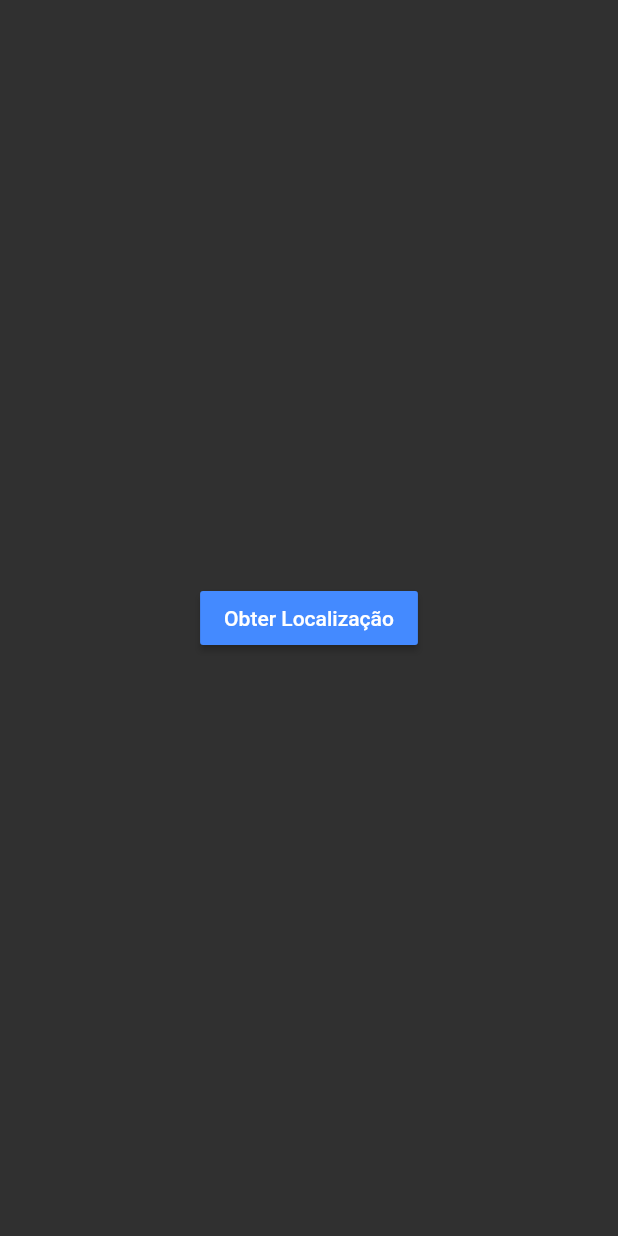
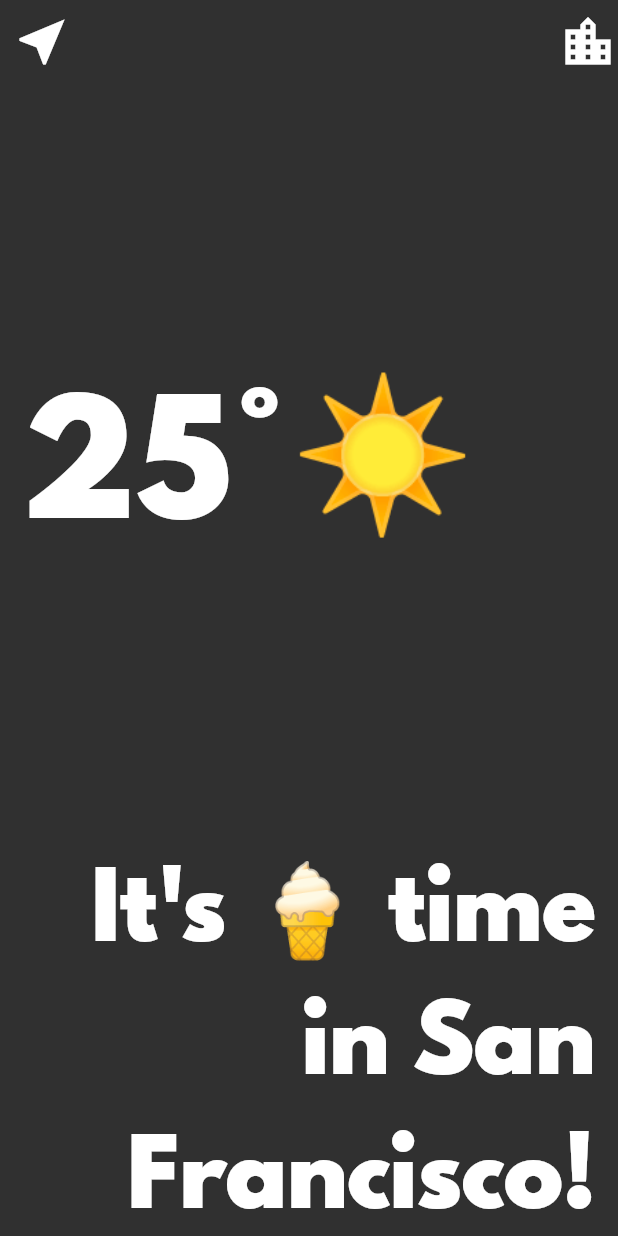
Before and after one commit to joaopaulozorek/flutter-weather, a Flutter app: the screen it shows after launch, on a phone screen of 412 x 824 dp. Run offline on Flutter 3.47's test engine with Material 2 defaults, Android fonts, the phone set to English and light mode, and no system bars.

Commit message:
Edit LocationScreen

```diff
--- a/lib/main.dart
+++ b/lib/main.dart
@@ -1,5 +1,5 @@
 import 'package:flutter/material.dart';
-import 'package:flutter_weather_app/screens/loading_screen.dart';
+import 'package:flutter_weather_app/screens/location_screen.dart';
 
 void main() => runApp(MyApp());
 
@@ -9,7 +9,7 @@ class MyApp extends StatelessWidget {
     return MaterialApp(
       debugShowCheckedModeBanner: false,
       theme: ThemeData.dark(),
-      home: LoadingScreen(),
+      home: LocationScreen(),
     );
   }
 }
--- a/lib/screens/location_screen.dart
+++ b/lib/screens/location_screen.dart
@@ -0,0 +1,69 @@
+import 'package:flutter/material.dart';
+import 'package:flutter_weather_app/utilities/constants.dart';
+
+class LocationScreen extends StatefulWidget {
+  const LocationScreen({Key? key}) : super(key: key);
+
+  @override
+  _LocationScreenState createState() => _LocationScreenState();
+}
+
+class _LocationScreenState extends State<LocationScreen> {
+  @override
+  Widget build(BuildContext context) {
+    return Scaffold(
+        body: Container(
+      constraints: BoxConstraints.expand(),
+      child: SafeArea(
+        child: Column(
+          mainAxisAlignment: MainAxisAlignment.spaceBetween,
+          crossAxisAlignment: CrossAxisAlignment.stretch,
+          children: <Widget>[
+            Row(
+              mainAxisAlignment: MainAxisAlignment.spaceBetween,
+              children: <Widget>[
+                IconButton(
+                  onPressed: () {},
+                  icon: const Icon(
+                    Icons.near_me,
+                    size: 40,
+                  ),
+                ),
+                IconButton(
+                  onPressed: () {},
+                  icon: const Icon(
+                    Icons.location_city,
+                    size: 40,
+                  ),
+                ),
+              ],
+            ),
+            Padding(
+              padding: EdgeInsets.only(left: 15.0),
+              child: Row(
+                children: const <Widget>[
+                  Text(
+                    '25°',
+                    style: kTempTextStyle,
+                  ),
+                  Text(
+                    '☀',
+                    style: kConditionTextStyle,
+                  ),
+                ],
+              ),
+            ),
+            Padding(
+              padding: EdgeInsets.only(right: 15.0),
+              child: Text(
+                "It's 🍦 time in San Francisco!",
+                textAlign: TextAlign.right,
+                style: kMessageTextStyle,
+              ),
+            ),
+          ],
+        ),
+      ),
+    ));
+  }
+}
```
